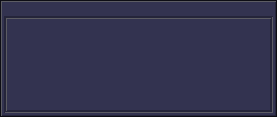
Before: the Qt Designer form src/view-basewindow/desktopbasewindow.ui in figarocool/linkamp, drawn with Qt 5.
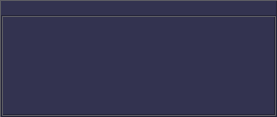
After: the same form once the commit is applied. Custom widgets are drawn as their Qt base class.

The edit to the form file:
```diff
--- a/src/view-basewindow/desktopbasewindow.ui
+++ b/src/view-basewindow/desktopbasewindow.ui
@@ -139,16 +139,16 @@
     <number>0</number>
    </property>
    <property name="leftMargin">
-    <number>1</number>
+    <number>0</number>
    </property>
    <property name="topMargin">
-    <number>1</number>
+    <number>0</number>
    </property>
    <property name="rightMargin">
-    <number>1</number>
+    <number>0</number>
    </property>
    <property name="bottomMargin">
-    <number>1</number>
+    <number>0</number>
    </property>
    <item>
     <widget class="QFrame" name="outerFrame">
@@ -206,16 +206,16 @@
           <number>0</number>
          </property>
          <property name="leftMargin">
-          <number>2</number>
+          <number>0</number>
          </property>
          <property name="topMargin">
           <number>0</number>
          </property>
          <property name="rightMargin">
-          <number>2</number>
+          <number>0</number>
          </property>
          <property name="bottomMargin">
-          <number>2</number>
+          <number>0</number>
          </property>
          <item>
           <widget class="QFrame" name="bodyOuterFrame">
@@ -233,16 +233,16 @@
              <number>0</number>
             </property>
             <property name="leftMargin">
-             <number>1</number>
+             <number>0</number>
             </property>
             <property name="topMargin">
-             <number>1</number>
+             <number>0</number>
             </property>
             <property name="rightMargin">
-             <number>1</number>
+             <number>0</number>
             </property>
             <property name="bottomMargin">
-             <number>1</number>
+             <number>0</number>
             </property>
             <item>
              <widget class="QFrame" name="bodyInnerFrame">
```
